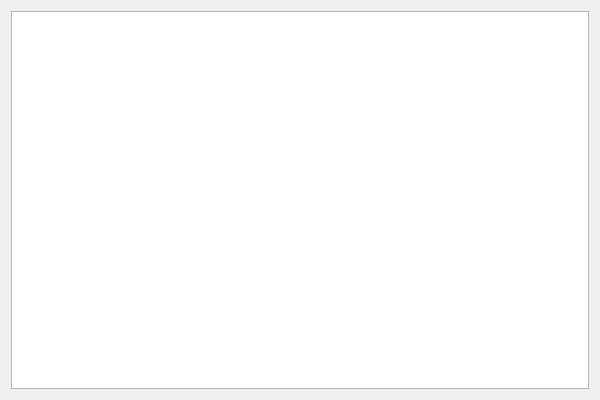
alskondr/read-sensors, file form/HelpWindow.ui: the form before one commit.
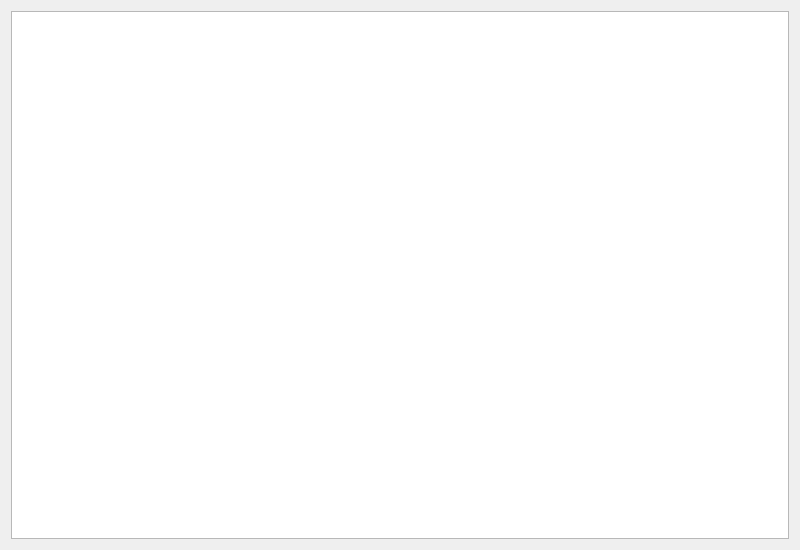
The form after the commit.

Diff of the .ui file:
```diff
--- a/form/HelpWindow.ui
+++ b/form/HelpWindow.ui
@@ -6,8 +6,8 @@
    <rect>
     <x>0</x>
     <y>0</y>
-    <width>600</width>
-    <height>400</height>
+    <width>800</width>
+    <height>550</height>
    </rect>
   </property>
   <property name="windowTitle">
```
